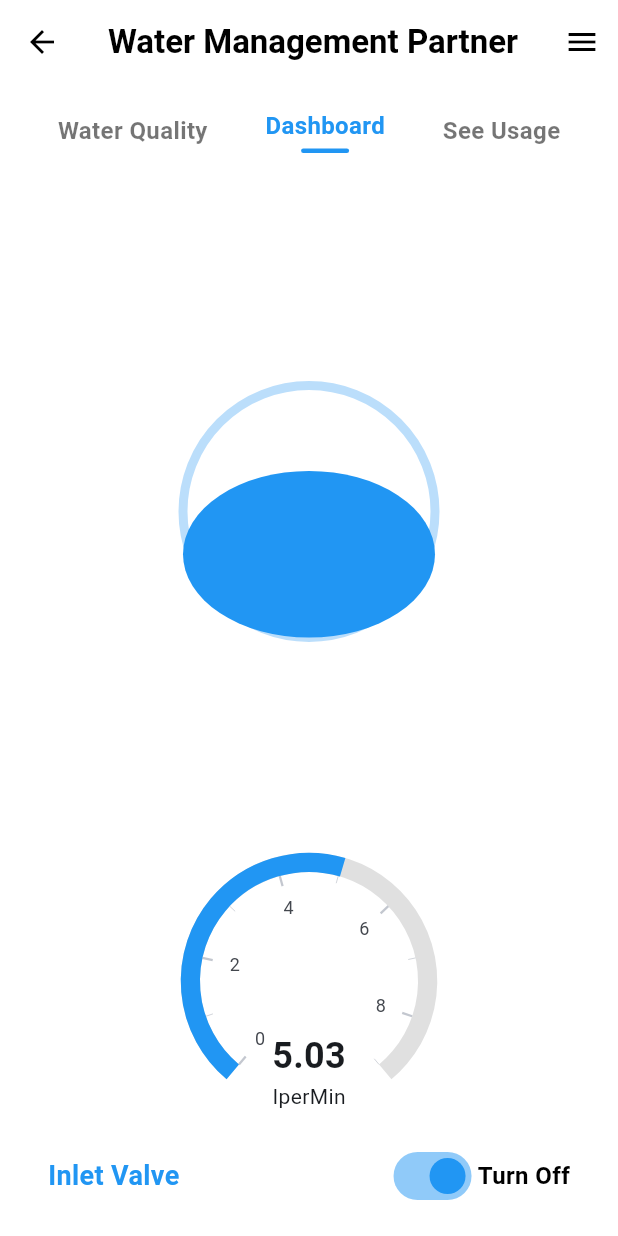
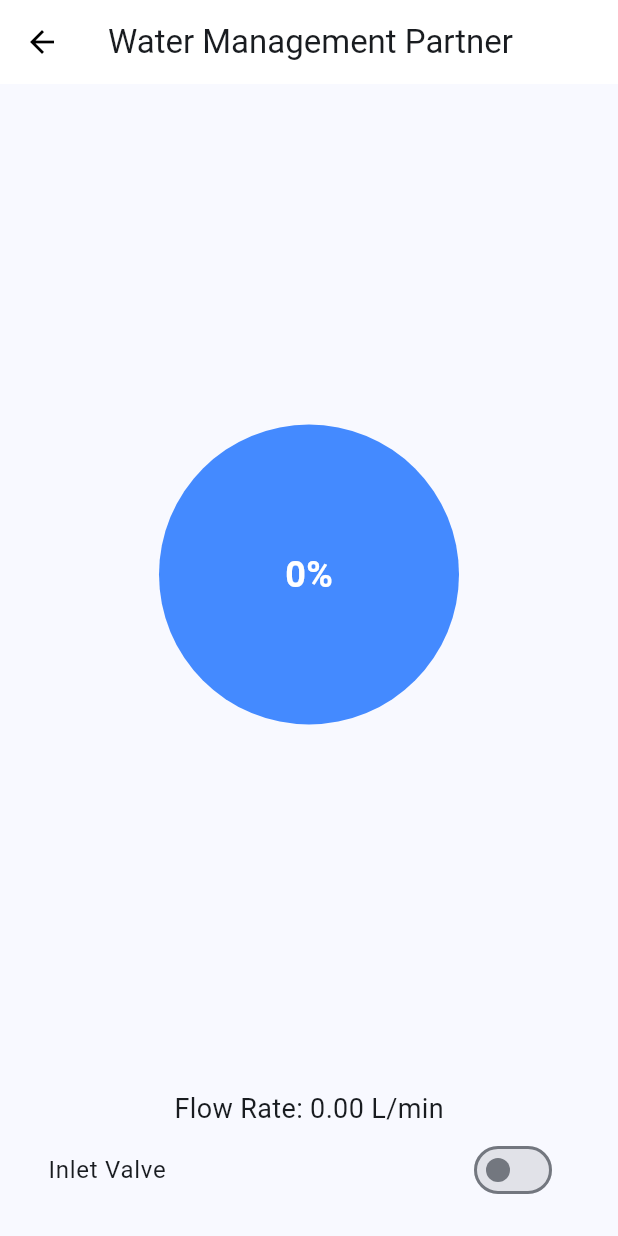
Before and after one commit to commander-maker/AquaSmatters-new, a Flutter app: the DashboardScreen screen opened by its route, on a phone screen of 412 x 824 dp. Run offline on Flutter 3.47's test engine with Material 3 defaults, Android fonts, the phone set to English and light mode, and no system bars; drawn by our look-alikes of syncfusion_flutter_gauges; our stand-ins replace cloud_firestore, firebase_auth, firebase_core, firebase_database, fl_chart, fluttertoast; accounts and stored records are empty.

Commit message:
supun ask to push

```diff
--- a/aqua_smatters/lib/routes/app_routes.dart
+++ b/aqua_smatters/lib/routes/app_routes.dart
@@ -3,6 +3,8 @@ import 'package:aqua_smatters/screens/auth/login_screen.dart';
 import 'package:aqua_smatters/screens/auth/signup_screen.dart';
 import 'package:aqua_smatters/screens/auth/forgotpassword_screen.dart';
 import 'package:aqua_smatters/screens/dashboard/dashboard_screen.dart';
+import 'package:aqua_smatters/screens/water-quality/quality_screen.dart';
+import 'package:aqua_smatters/screens/usage/usage_screen.dart';
 
 class AppRoutes {
   // Route names
@@ -10,6 +12,8 @@ class AppRoutes {
   static const String signup = '/signup';
   static const String forgot = '/forgot';
   static const String dashboard = '/dashboard';
+  static const String quality = '/quality';
+  static const String usage = '/usage';
 
   // Route map
   static Map<String, WidgetBuilder> get routes => {
@@ -17,6 +21,8 @@ class AppRoutes {
         signup: (context) => const SignUpScreen(),
         forgot: (context) => const ForgotPasswordScreen(),
         dashboard: (context) => const DashboardScreen(),
+        quality: (context) => const QualityScreen(),
+        usage: (context) => const UsageScreen(),
       };
 
   // Initial route
--- a/aqua_smatters/lib/screens/auth/signup_screen.dart
+++ b/aqua_smatters/lib/screens/auth/signup_screen.dart
@@ -17,7 +17,8 @@ class _SignUpScreenState extends State<SignUpScreen> {
   final TextEditingController nameController = TextEditingController();
   final TextEditingController emailController = TextEditingController();
   final TextEditingController passwordController = TextEditingController();
-  final TextEditingController confirmPasswordController = TextEditingController();
+  final TextEditingController confirmPasswordController =
+      TextEditingController();
 
   bool isPasswordVisible = false;
   bool isConfirmPasswordVisible = false;
--- a/aqua_smatters/lib/screens/dashboard/dashboard_screen.dart
+++ b/aqua_smatters/lib/screens/dashboard/dashboard_screen.dart
@@ -1,5 +1,6 @@
 import 'package:flutter/material.dart';
-import 'package:syncfusion_flutter_gauges/gauges.dart';
+import 'package:firebase_database/firebase_database.dart';
+import 'package:firebase_auth/firebase_auth.dart';
 
 class DashboardScreen extends StatefulWidget {
   const DashboardScreen({super.key});
@@ -9,71 +10,54 @@ class DashboardScreen extends StatefulWidget {
 }
 
 class _DashboardScreenState extends State<DashboardScreen> {
-  double waterLevel = 0.65; // 65%
-  double flowRate = 5.03; // IperMin
-  bool inletValveOn = true;
+  final DatabaseReference _dashboardRef = FirebaseDatabase.instance
+      .ref('users/${FirebaseAuth.instance.currentUser?.uid}/dashboard');
+
+  double waterLevel = 0.0;
+  double flowRate = 0.0;
+  bool valveStatus = false;
+
+  @override
+  void initState() {
+    super.initState();
+    _listenToDashboardData();
+  }
+
+  void _listenToDashboardData() {
+    _dashboardRef.onValue.listen((event) {
+      final data = event.snapshot.value as Map<dynamic, dynamic>;
+      setState(() {
+        waterLevel = data['waterLevel']?.toDouble() ?? 0.0;
+        flowRate = data['flowRate']?.toDouble() ?? 0.0;
+        valveStatus = data['valveStatus'] ?? false;
+      });
+    });
+  }
 
   @override
   Widget build(BuildContext context) {
     return Scaffold(
-      backgroundColor: Colors.white,
       appBar: AppBar(
-        backgroundColor: Colors.transparent,
-        elevation: 0,
-        title: const Text(
-          'Water Management Partner',
-          style: TextStyle(
-            color: Colors.black,
-            fontWeight: FontWeight.bold,
-          ),
-        ),
-        centerTitle: true,
-        leading: IconButton(
-          icon: const Icon(Icons.arrow_back, color: Colors.black),
-          onPressed: () => Navigator.pop(context),
-        ),
-        actions: [
-          IconButton(
-            icon: const Icon(Icons.menu, color: Colors.black),
-            onPressed: () {},
-          ),
-        ],
+        title: const Text('Water Management Partner'),
       ),
       body: Column(
         children: [
-          const SizedBox(height: 16),
-          // Tabs
-          Row(
-            mainAxisAlignment: MainAxisAlignment.spaceEvenly,
-            children: [
-              _TabButton(label: 'Water Quality', selected: false),
-              _TabButton(label: 'Dashboard', selected: true),
-              _TabButton(label: 'See Usage', selected: false),
-            ],
-          ),
-          const SizedBox(height: 16),
-          // Tank with water level
+          // Tank widget
           Expanded(
             child: Center(
               child: Stack(
                 alignment: Alignment.center,
                 children: [
-                  // Tank (circle with animated water)
-                  SizedBox(
-                    width: 180,
-                    height: 180,
-                    child: CustomPaint(
-                      painter: _TankPainter(waterLevel),
-                      child: Center(
-                        child: Text(
-                          '${(waterLevel * 100).round()}%',
-                          style: const TextStyle(
-                            fontSize: 32,
-                            fontWeight: FontWeight.bold,
-                            color: Colors.blue,
-                          ),
-                        ),
-                      ),
+                  const CircleAvatar(
+                    radius: 100,
+                    backgroundColor: Colors.blueAccent,
+                  ),
+                  Text(
+                    '${waterLevel.toInt()}%',
+                    style: const TextStyle(
+                      fontSize: 24,
+                      fontWeight: FontWeight.bold,
+                      color: Colors.white,
                     ),
                   ),
                 ],
@@ -81,87 +65,20 @@ class _DashboardScreenState extends State<DashboardScreen> {
             ),
           ),
           // Flow rate meter
-          SizedBox(
-            height: 180,
-            child: SfRadialGauge(
-              axes: <RadialAxis>[
-                RadialAxis(
-                  minimum: 0,
-                  maximum: 9,
-                  showLabels: true,
-                  showTicks: true,
-                  axisLineStyle: const AxisLineStyle(
-                    thickness: 0.15,
-                    thicknessUnit: GaugeSizeUnit.factor,
-                    color: Color(0xFFe0e0e0),
-                  ),
-                  pointers: <GaugePointer>[
-                    RangePointer(
-                      value: flowRate,
-                      width: 0.15,
-                      sizeUnit: GaugeSizeUnit.factor,
-                      color: Colors.blue,
-                    ),
-                  ],
-                  annotations: <GaugeAnnotation>[
-                    GaugeAnnotation(
-                      widget: Column(
-                        children: [
-                          Text(
-                            flowRate.toStringAsFixed(2),
-                            style: const TextStyle(
-                              fontSize: 24,
-                              fontWeight: FontWeight.bold,
-                            ),
-                          ),
-                          const Text('IperMin'),
-                        ],
-                      ),
-                      angle: 90,
-                      positionFactor: 0.7,
-                    ),
-                  ],
+          Padding(
+            padding: const EdgeInsets.all(16.0),
+            child: Column(
+              children: [
+                Text(
+                  'Flow Rate: ${flowRate.toStringAsFixed(2)} L/min',
+                  style: const TextStyle(fontSize: 18),
                 ),
-              ],
-            ),
-          ),
-          // Inlet valve toggle
-          Padding(
-            padding: const EdgeInsets.symmetric(horizontal: 32, vertical: 16),
-            child: Row(
-              mainAxisAlignment: MainAxisAlignment.spaceBetween,
-              children: [
-                Column(
-                  crossAxisAlignment: CrossAxisAlignment.start,
-                  children: const [
-                    Text(
-                      'Inlet Valve',
-                      style: TextStyle(
-                        fontSize: 18,
-                        fontWeight: FontWeight.bold,
-                        color: Colors.blue,
-                      ),
-                    ),
-                  ],
-                ),
-                Row(
-                  children: [
-                    Switch(
-                      value: inletValveOn,
-                      activeThumbColor: Colors.blue,
-                      onChanged: (val) {
-                        setState(() => inletValveOn = val);
-                      },
-                    ),
-                    Text(
-                      inletValveOn ? 'Turn Off' : 'Turn On',
-                      style: const TextStyle(
-                        fontWeight: FontWeight.bold,
-                        fontSize: 16,
-                        color: Colors.black,
-                      ),
-                    ),
-                  ],
+                SwitchListTile(
+                  title: const Text('Inlet Valve'),
+                  value: valveStatus,
+                  onChanged: (value) {
+                    _dashboardRef.update({'valveStatus': value});
+                  },
                 ),
               ],
             ),
@@ -171,67 +88,3 @@ class _DashboardScreenState extends State<DashboardScreen> {
     );
   }
 }
-
-class _TabButton extends StatelessWidget {
-  final String label;
-  final bool selected;
-  const _TabButton({required this.label, required this.selected});
-  @override
-  Widget build(BuildContext context) {
-    return Column(
-      children: [
-        Text(
-          label,
-          style: TextStyle(
-            fontWeight: FontWeight.bold,
-            color: selected ? Colors.blue : Colors.black54,
-            fontSize: 16,
-          ),
-        ),
-        if (selected)
-          Container(
-            margin: const EdgeInsets.only(top: 4),
-            height: 3,
-            width: 32,
-            decoration: BoxDecoration(
-              color: Colors.blue,
-              borderRadius: BorderRadius.circular(2),
-            ),
-          ),
-      ],
-    );
-  }
-}
-
-class _TankPainter extends CustomPainter {
-  final double waterLevel; // 0.0 - 1.0
-  _TankPainter(this.waterLevel);
-
-  @override
-  void paint(Canvas canvas, Size size) {
-    final Paint tankPaint = Paint()
-      ..color = Colors.blue.shade100
-      ..style = PaintingStyle.stroke
-      ..strokeWidth = 6;
-    final Paint waterPaint = Paint()
-      ..color = Colors.blue
-      ..style = PaintingStyle.fill;
-
-    final double radius = size.width / 2 - 6;
-    final Offset center = Offset(size.width / 2, size.height / 2);
-
-    // Draw tank outline
-    canvas.drawCircle(center, radius, tankPaint);
-
-    // Draw water level (simple 2D, for 3D use flutter_cube or similar)
-    final double waterHeight = size.height * (1 - waterLevel);
-    final Rect waterRect = Rect.fromLTWH(
-        6, waterHeight, size.width - 12, size.height - waterHeight - 6);
-    canvas.drawOval(waterRect, waterPaint);
-  }
-
-  @override
-  @override
-  bool shouldRepaint(covariant _TankPainter oldDelegate) =>
-      oldDelegate.waterLevel != waterLevel;
-}
--- a/aqua_smatters/pubspec.yaml
+++ b/aqua_smatters/pubspec.yaml
@@ -41,6 +41,8 @@ dependencies:
   firebase_auth: ^6.1.1
   cloud_firestore: ^6.0.3
   fluttertoast: ^9.0.0
+  firebase_database: ^12.0.4
+  fl_chart: ^0.64.0
 
 
 
```
Also changed, not shown: aqua_smatters/lib/screens/usage/usage_screen.dart (added, +153 -0 lines), aqua_smatters/lib/screens/water-quality/quality_screen.dart (added, +189 -0 lines), aqua_smatters/lib/services/auth_service.dart (+37 -44 lines), aqua_smatters/pubspec.lock, 2 other files.
